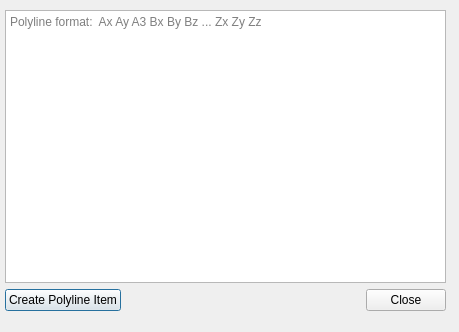
The window that Polyhedron/demo/Polyhedron/Add_polylines_dialog.ui (CGAL/cgal) describes before a commit, drawn with Qt 5.
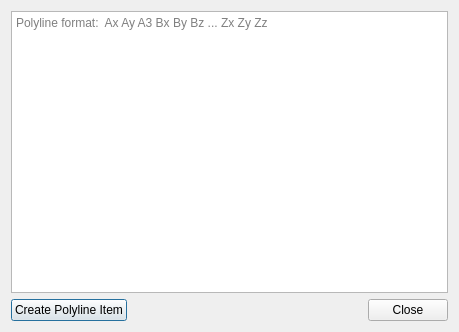
The same window after the commit.

Commit message: add missing layout

```diff
--- a/Polyhedron/demo/Polyhedron/Add_polylines_dialog.ui
+++ b/Polyhedron/demo/Polyhedron/Add_polylines_dialog.ui
@@ -19,15 +19,8 @@
   <property name="windowTitle">
    <string>Add polylines</string>
   </property>
-  <widget class="QWidget" name="verticalLayoutWidget">
-   <property name="geometry">
-    <rect>
-     <x>5</x>
-     <y>10</y>
-     <width>441</width>
-     <height>301</height>
-    </rect>
-   </property>
+  <layout class="QHBoxLayout" name="horizontalLayout_2">
+   <item>
    <layout class="QVBoxLayout" name="verticalLayout">
     <property name="sizeConstraint">
      <enum>QLayout::SetMinimumSize</enum>
@@ -44,8 +37,8 @@
        <string>&lt;!DOCTYPE HTML PUBLIC &quot;-//W3C//DTD HTML 4.0//EN&quot; &quot;http://www.w3.org/TR/REC-html40/strict.dtd&quot;&gt;
 &lt;html&gt;&lt;head&gt;&lt;meta name=&quot;qrichtext&quot; content=&quot;1&quot; /&gt;&lt;style type=&quot;text/css&quot;&gt;
 p, li { white-space: pre-wrap; }
-&lt;/style&gt;&lt;/head&gt;&lt;body style=&quot; font-family:'Sans Serif'; font-size:10pt; font-weight:400; font-style:normal;&quot;&gt;
-&lt;p style=&quot;-qt-paragraph-type:empty; margin-top:0px; margin-bottom:0px; margin-left:0px; margin-right:0px; -qt-block-indent:0; text-indent:0px;&quot;&gt;&lt;br /&gt;&lt;/p&gt;&lt;/body&gt;&lt;/html&gt;</string>
+&lt;/style&gt;&lt;/head&gt;&lt;body style=&quot; font-family:'Cantarell'; font-size:11pt; font-weight:400; font-style:normal;&quot;&gt;
+&lt;p style=&quot;-qt-paragraph-type:empty; margin-top:0px; margin-bottom:0px; margin-left:0px; margin-right:0px; -qt-block-indent:0; text-indent:0px; font-family:'Sans Serif'; font-size:10pt;&quot;&gt;&lt;br /&gt;&lt;/p&gt;&lt;/body&gt;&lt;/html&gt;</string>
       </property>
       <property name="overwriteMode">
        <bool>false</bool>
@@ -90,7 +83,8 @@
      </layout>
     </item>
    </layout>
-  </widget>
+   </item>
+  </layout>
  </widget>
  <resources/>
  <connections/>
```
Left out of the diff: 2 changed lines with no effect on the pictures. Lines whose indentation alone changed are shown as unchanged.
